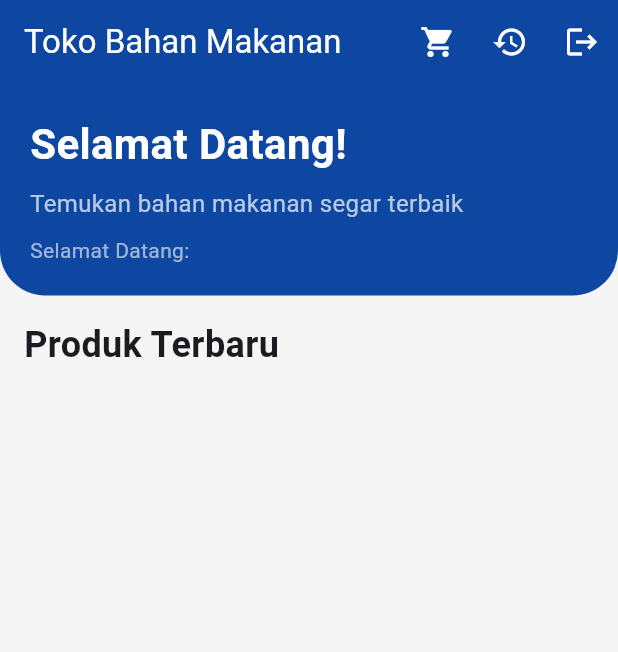
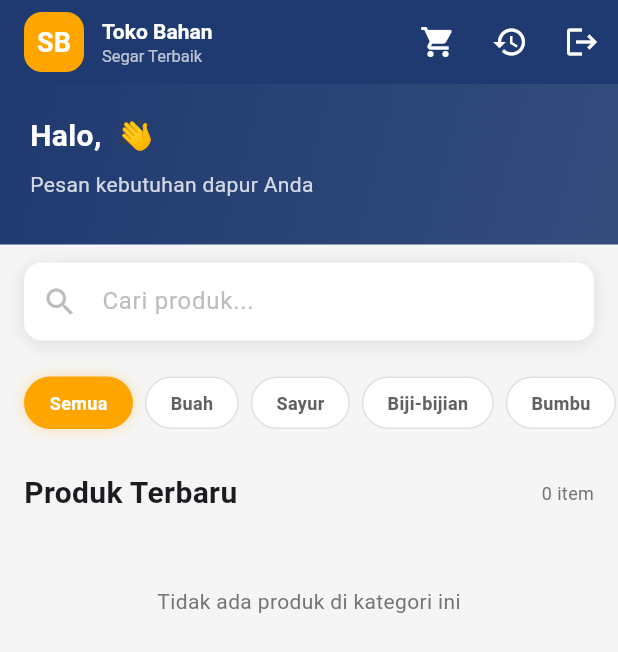
Before and after one commit to fakhrirrahman/Sistem-Pengelolaan-Barang, a Flutter app: the screen it shows once a user with an empty profile is signed in, on a phone screen of 412 x 824 dp. Shown: the top 652 px of the screen. Run offline on Flutter 3.47's test engine with Material 3 defaults, Android fonts, the phone set to English and light mode, and no system bars; our stand-ins replace cloud_firestore, firebase_auth, firebase_core, get, image_picker; accounts and stored records are empty.

Commit message:
Refactor code structure for improved readability and maintainability

```diff
--- a/lib/UI/homepage.dart
+++ b/lib/UI/homepage.dart
@@ -29,12 +29,16 @@ class HomePage extends StatefulWidget {
 }
 
 class _HomePageState extends State<HomePage> {
-  static const _darkBlue = Color(0xFF0D47A1);
+  static const _darkBlue = Color(0xFF1F3A70);
+  static const _accentOrange = Color(0xFFFFA500);
+  static const _lightBg = Color(0xFFF5F5F5);
   static const _defaultUserName = 'Tidak Diketahui';
 
   final User? user = FirebaseAuth.instance.currentUser;
   late String userName = _defaultUserName;
   List<CartItem> cartItems = [];
+  List<String> categories = ['Semua', 'Buah', 'Sayur', 'Biji-bijian', 'Bumbu'];
+  String selectedCategory = 'Semua';
 
   @override
   void initState() {
@@ -65,42 +69,46 @@ class _HomePageState extends State<HomePage> {
   @override
   Widget build(BuildContext context) {
     return Scaffold(
-      backgroundColor: Colors.grey.shade100,
-      appBar: AppBar(
-        title: const Text('Toko Bahan Makanan'),
-        backgroundColor: _darkBlue,
-        foregroundColor: Colors.white,
-        elevation: 0,
-        actions: [
-          _CartButton(cartItems: cartItems, onPressed: _openCart),
-          _HistoryButton(onPressed: () => Navigator.push(
-            context,
-            MaterialPageRoute(builder: (_) => const OrderHistoryPage()),
-          )),
-          IconButton(icon: const Icon(Icons.logout), onPressed: () => logout(context)),
-        ],
-      ),
+      backgroundColor: _lightBg,
+      appBar: _buildModernAppBar(),
       body: StreamBuilder<QuerySnapshot>(
         stream: FirebaseFirestore.instance.collection('products').snapshots(),
         builder: (context, snapshot) {
           if (snapshot.hasError) return Center(child: Text('Error: ${snapshot.error}'));
           if (snapshot.connectionState == ConnectionState.waiting) return const Center(child: CircularProgressIndicator());
 
-          final products = snapshot.data!.docs
+          final allProducts = snapshot.data!.docs
               .map((doc) => FoodProduct.fromMap(doc.data() as Map<String, dynamic>, doc.id))
               .toList();
 
+          final products = selectedCategory == 'Semua'
+              ? allProducts
+              : allProducts.where((p) => p.category == selectedCategory).toList();
+
           return SingleChildScrollView(
             child: Column(children: [
-              _buildWelcomeSection(),
+              _buildHeroSection(),
+              _buildSearchBar(),
+              _buildCategoryFilter(),
               Padding(
                 padding: const EdgeInsets.all(16),
                 child: Column(
                   crossAxisAlignment: CrossAxisAlignment.start,
                   children: [
-                    const Text('Produk Terbaru', style: TextStyle(fontSize: 24, fontWeight: FontWeight.bold)),
+                    Row(
+                      mainAxisAlignment: MainAxisAlignment.spaceBetween,
+                      children: [
+                        const Text('Produk Terbaru', style: TextStyle(fontSize: 20, fontWeight: FontWeight.bold)),
+                        Text('${products.length} item', style: TextStyle(fontSize: 12, color: Colors.grey.shade600)),
+                      ],
+                    ),
                     const SizedBox(height: 16),
-                    GridView.builder(
+                    products.isEmpty
+                        ? Center(child: Padding(
+                            padding: const EdgeInsets.all(32),
+                            child: Text('Tidak ada produk di kategori ini', style: TextStyle(color: Colors.grey.shade600)),
+                          ))
+                        : GridView.builder(
                       physics: const NeverScrollableScrollPhysics(),
                       shrinkWrap: true,
                       gridDelegate: const SliverGridDelegateWithFixedCrossAxisCount(
@@ -122,6 +130,121 @@ class _HomePageState extends State<HomePage> {
     );
   }
 
+  PreferredSizeWidget _buildModernAppBar() => AppBar(
+    backgroundColor: _darkBlue,
+    foregroundColor: Colors.white,
+    elevation: 0,
+    title: Row(
+      children: [
+        Container(
+          width: 40,
+          height: 40,
+          decoration: BoxDecoration(
+            color: _accentOrange,
+            borderRadius: BorderRadius.circular(12),
+          ),
+          child: Center(
+            child: Text('SB', style: const TextStyle(fontSize: 18, fontWeight: FontWeight.bold, color: Colors.white)),
+          ),
+        ),
+        const SizedBox(width: 12),
+        const Column(
+          crossAxisAlignment: CrossAxisAlignment.start,
+          children: [
+            Text('Toko Bahan', style: TextStyle(fontSize: 14, fontWeight: FontWeight.bold)),
+            Text('Segar Terbaik', style: TextStyle(fontSize: 11, color: Colors.white70)),
+          ],
+        ),
+      ],
+    ),
+    actions: [
+      _CartButton(cartItems: cartItems, onPressed: _openCart),
+      _HistoryButton(onPressed: () => Navigator.push(
+        context,
+        MaterialPageRoute(builder: (_) => const OrderHistoryPage()),
+      )),
+      IconButton(icon: const Icon(Icons.logout), onPressed: () => logout(context)),
+    ],
+  );
+
+  Widget _buildHeroSection() => Container(
+    width: double.infinity,
+    padding: const EdgeInsets.fromLTRB(20, 20, 20, 30),
+    decoration: BoxDecoration(
+      gradient: LinearGradient(
+        colors: [_darkBlue, _darkBlue.withOpacity(0.9)],
+        begin: Alignment.topLeft,
+        end: Alignment.bottomRight,
+      ),
+    ),
+    child: Column(
+      crossAxisAlignment: CrossAxisAlignment.start,
+      children: [
+        Text('Halo, $userName 👋', style: const TextStyle(fontSize: 20, fontWeight: FontWeight.bold, color: Colors.white)),
+        const SizedBox(height: 8),
+        Text('Pesan kebutuhan dapur Anda', style: TextStyle(fontSize: 14, color: Colors.white.withOpacity(0.8))),
+      ],
+    ),
+  );
+
+  Widget _buildSearchBar() => Padding(
+    padding: const EdgeInsets.symmetric(horizontal: 16, vertical: 12),
+    child: Container(
+      decoration: BoxDecoration(
+        color: Colors.white,
+        borderRadius: BorderRadius.circular(12),
+        boxShadow: [
+          BoxShadow(color: Colors.black.withOpacity(0.1), blurRadius: 10, offset: const Offset(0, 2)),
+        ],
+      ),
+      child: TextField(
+        decoration: InputDecoration(
+          hintText: 'Cari produk...',
+          hintStyle: TextStyle(color: Colors.grey.shade400),
+          prefixIcon: Icon(Icons.search, color: Colors.grey.shade400),
+          border: InputBorder.none,
+          contentPadding: const EdgeInsets.symmetric(vertical: 14),
+        ),
+      ),
+    ),
+  );
+
+  Widget _buildCategoryFilter() => SingleChildScrollView(
+    scrollDirection: Axis.horizontal,
+    padding: const EdgeInsets.symmetric(horizontal: 16, vertical: 12),
+    child: Row(
+      children: categories.map((category) {
+        final isSelected = selectedCategory == category;
+        return GestureDetector(
+          onTap: () => setState(() => selectedCategory = category),
+          child: Container(
+            margin: const EdgeInsets.only(right: 8),
+            padding: const EdgeInsets.symmetric(horizontal: 16, vertical: 8),
+            decoration: BoxDecoration(
+              color: isSelected ? _accentOrange : Colors.white,
+              borderRadius: BorderRadius.circular(20),
+              border: Border.all(
+                color: isSelected ? _accentOrange : Colors.grey.shade300,
+                width: 1,
+              ),
+              boxShadow: isSelected
+                  ? [BoxShadow(color: _accentOrange.withOpacity(0.3), blurRadius: 8)]
+                  : [],
+            ),
+            child: Text(
+              category,
+              style: TextStyle(
+                fontSize: 12,
+                fontWeight: FontWeight.w600,
+                color: isSelected ? Colors.white : Colors.grey.shade700,
+              ),
+            ),
+          ),
+        );
+      }).toList(),
+    ),
+  );
+
   void _openCart() => Navigator.push(
     context,
     MaterialPageRoute(
@@ -132,42 +255,41 @@ class _HomePageState extends State<HomePage> {
     ),
   );
 
-  Widget _buildWelcomeSection() => Container(
-    width: double.infinity,
-    padding: const EdgeInsets.all(20),
-    decoration: BoxDecoration(
-      color: _darkBlue,
-      borderRadius: const BorderRadius.vertical(bottom: Radius.circular(30)),
-    ),
-    child: Column(
-      crossAxisAlignment: CrossAxisAlignment.start,
-      children: [
-        const Text('Selamat Datang!', style: TextStyle(fontSize: 28, fontWeight: FontWeight.bold, color: Colors.white)),
-        const SizedBox(height: 8),
-        const Text('Temukan bahan makanan segar terbaik', style: TextStyle(fontSize: 16, color: Colors.white70)),
-        const SizedBox(height: 10),
-        Text('Selamat Datang: $userName', style: const TextStyle(fontSize: 14, color: Colors.white60)),
-      ],
-    ),
-  );
+
 
   Widget _buildProductCard(FoodProduct product) => GestureDetector(
     onTap: () => addToCart(product),
     child: Card(
-      elevation: 4,
+      elevation: 2,
       shape: RoundedRectangleBorder(borderRadius: BorderRadius.circular(16)),
-      child: Column(
-        crossAxisAlignment: CrossAxisAlignment.start,
-        children: [
-          Expanded(flex: 2, child: _buildProductImage(product)),
-          Expanded(flex: 1, child: _buildProductInfo(product)),
-        ],
+      child: Container(
+        decoration: BoxDecoration(
+          borderRadius: BorderRadius.circular(16),
+          color: Colors.white,
+        ),
+        child: Column(
+          crossAxisAlignment: CrossAxisAlignment.start,
+          children: [
+            Stack(
+              children: [
+                Expanded(flex: 2, child: _buildProductImage(product)),
+                Positioned(
+                  top: 8,
+                  right: 8,
+                  child: _buildStatusBadge(product),
+                ),
+              ],
+            ),
+            Expanded(flex: 1, child: _buildProductInfo(product)),
+          ],
+        ),
       ),
     ),
   );
 
   Widget _buildProductImage(FoodProduct product) => Container(
     width: double.infinity,
+    height: 120,
     decoration: BoxDecoration(
       borderRadius: const BorderRadius.vertical(top: Radius.circular(16)),
       color: Colors.grey.shade200,
@@ -192,39 +314,30 @@ class _HomePageState extends State<HomePage> {
   );
 
   Widget _buildProductInfo(FoodProduct product) => Padding(
-    padding: const EdgeInsets.symmetric(horizontal: 6, vertical: 4),
+    padding: const EdgeInsets.symmetric(horizontal: 8, vertical: 6),
     child: Column(
       crossAxisAlignment: CrossAxisAlignment.start,
       mainAxisSize: MainAxisSize.min,
       children: [
         Text(product.name, style: const TextStyle(fontSize: 12, fontWeight: FontWeight.bold), maxLines: 1, overflow: TextOverflow.ellipsis),
         Text(product.category, style: TextStyle(fontSize: 9, color: Colors.grey.shade600), maxLines: 1, overflow: TextOverflow.ellipsis),
-        const SizedBox(height: 2),
-        Row(
-          mainAxisAlignment: MainAxisAlignment.spaceBetween,
-          children: [
-            Flexible(
-              child: Text('Rp ${product.price.toStringAsFixed(0)}', style: TextStyle(fontSize: 11, fontWeight: FontWeight.bold, color: _darkBlue), maxLines: 1, overflow: TextOverflow.ellipsis),
-            ),
-            const SizedBox(width: 2),
-            _buildStatusBadge(product),
-          ],
-        ),
+        const SizedBox(height: 4),
+        Text('Rp ${product.price.toStringAsFixed(0)}', style: TextStyle(fontSize: 13, fontWeight: FontWeight.bold, color: _accentOrange)),
       ],
     ),
   );
 
   Widget _buildStatusBadge(FoodProduct product) => Container(
-    padding: const EdgeInsets.symmetric(horizontal: 6, vertical: 2),
+    padding: const EdgeInsets.symmetric(horizontal: 8, vertical: 4),
     decoration: BoxDecoration(
-      color: product.isAvailable ? Colors.green.shade100 : Colors.red.shade100,
-      borderRadius: BorderRadius.circular(8),
+      color: product.isAvailable ? Colors.green : Colors.red,
+      borderRadius: BorderRadius.circular(20),
     ),
     child: Text(
       product.isAvailable ? 'Tersedia' : 'Habis',
-      style: TextStyle(
-        fontSize: 8,
-        color: product.isAvailable ? Colors.green.shade700 : Colors.red.shade700,
+      style: const TextStyle(
+        fontSize: 9,
+        color: Colors.white,
         fontWeight: FontWeight.w600,
       ),
     ),
```
Also changed, not shown: assets/images/icon.jpeg (added).
